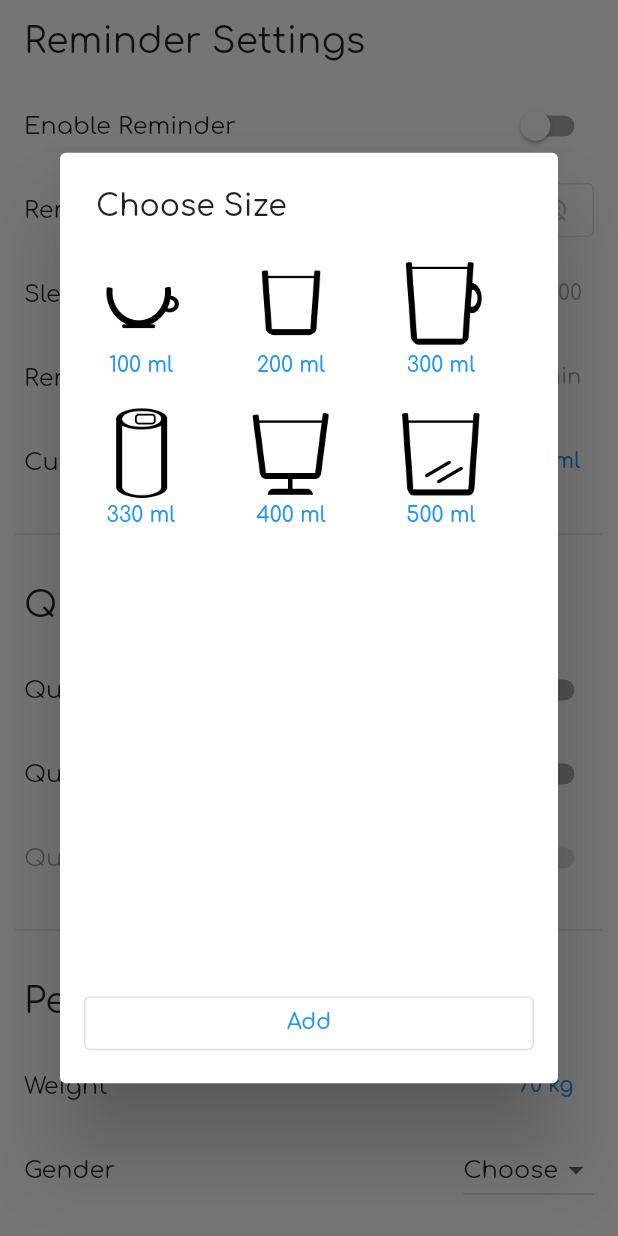
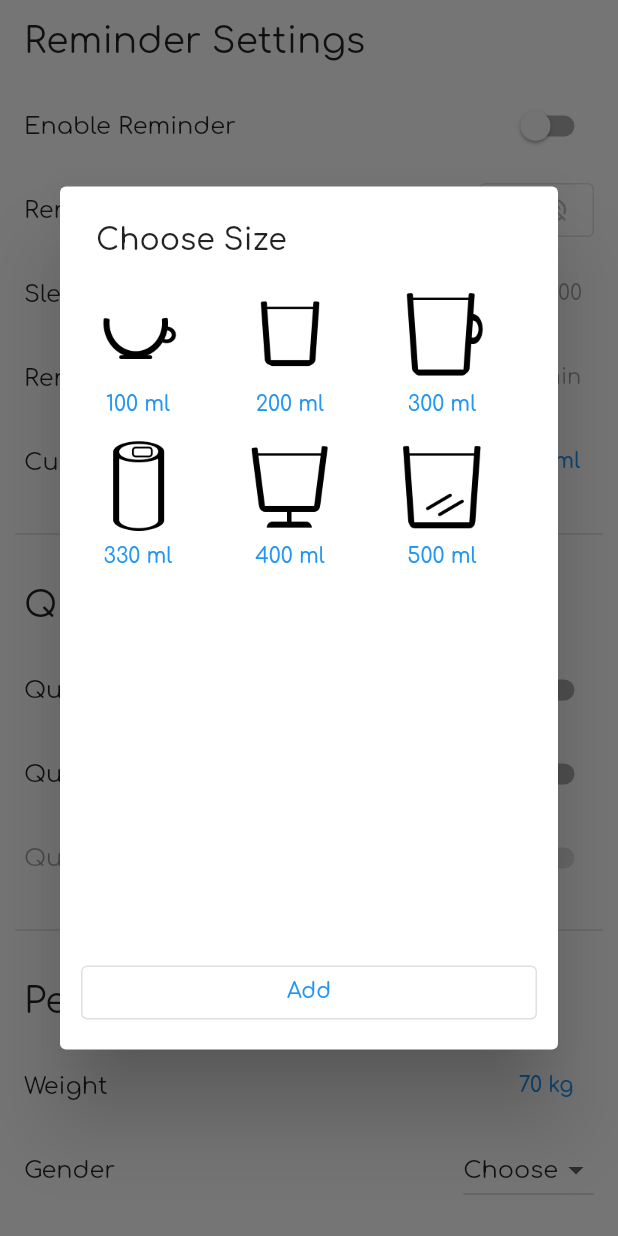
Before and after one commit to lu631str/Aquapido, a Flutter app: the Settings screen opened directly, after a tap on an icon or button, on a phone screen of 412 x 824 dp. Run offline on Flutter 3.47's test engine with Material 2 defaults, Android fonts, the phone set to English and light mode, and no system bars; our stand-ins replace auto_size_text, awesome_notifications, easy_localization, flutter_xlider, google_fonts, numberpicker and 4 more; missing offline and left inert: grafpix, shake, time_range_picker; accounts and stored records are empty.

Commit message:
fixed overflow

```diff
--- a/lib/Views/settings.dart
+++ b/lib/Views/settings.dart
@@ -402,12 +402,12 @@ class _SettingsState extends State<Settings> {
                             return StatefulBuilder(
                                 builder: (context, setState) {
                               return SimpleDialog(
-                                contentPadding: const EdgeInsets.all(16),
+                                contentPadding: const EdgeInsets.all(14),
                                 title: Text('Choose Size'),
                                 children: [
                                   Container(
                                     height: MediaQuery.of(context).size.height *
-                                        0.6,
+                                        0.55,
                                     width:
                                         MediaQuery.of(context).size.width * 0.8,
                                     child: GridView.count(
--- a/lib/Widgets/CupSizeElement.dart
+++ b/lib/Widgets/CupSizeElement.dart
@@ -31,10 +31,10 @@ class _CupSizeElementState extends State<CupSizeElement> {
       children: [
         TextButton(
           child: Column(
+            mainAxisAlignment: MainAxisAlignment.spaceBetween,
             children: [
               Constants.cupImages[getImageIndex(size)],
-              Padding(
-                  padding: EdgeInsets.only(top: 4), child: Text('$size ml')),
+              Text('$size ml')
             ],
           ),
           onPressed: () {
```
